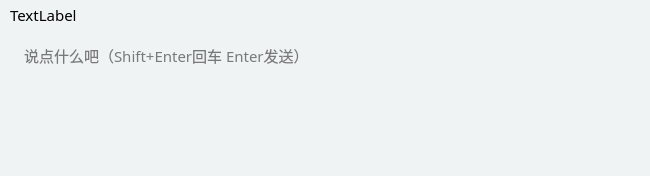
Before: the Qt Designer form LogGpt/galdialog.ui in log159/LogChat, drawn with Qt 5.
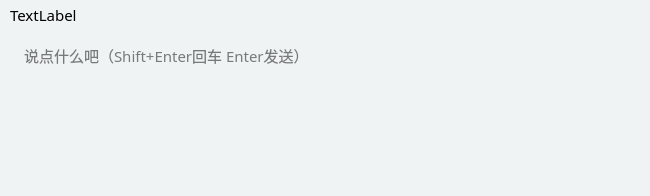
After: the same form once the commit is applied.

Commit message: [fix] 修复galdialog长文本滚动框问题

What changed in the file:
```diff
--- a/LogGpt/galdialog.ui
+++ b/LogGpt/galdialog.ui
@@ -7,7 +7,7 @@
     <x>0</x>
     <y>0</y>
     <width>650</width>
-    <height>176</height>
+    <height>196</height>
    </rect>
   </property>
   <property name="windowTitle">
@@ -76,7 +76,7 @@
     <rect>
      <x>20</x>
      <y>40</y>
-     <width>600</width>
+     <width>570</width>
      <height>120</height>
     </rect>
    </property>
```
